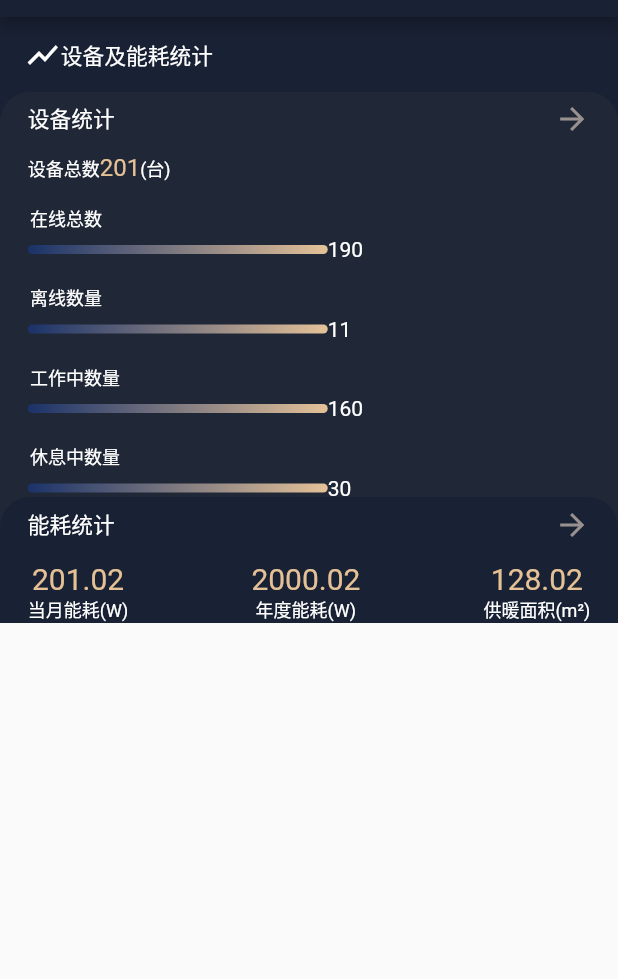
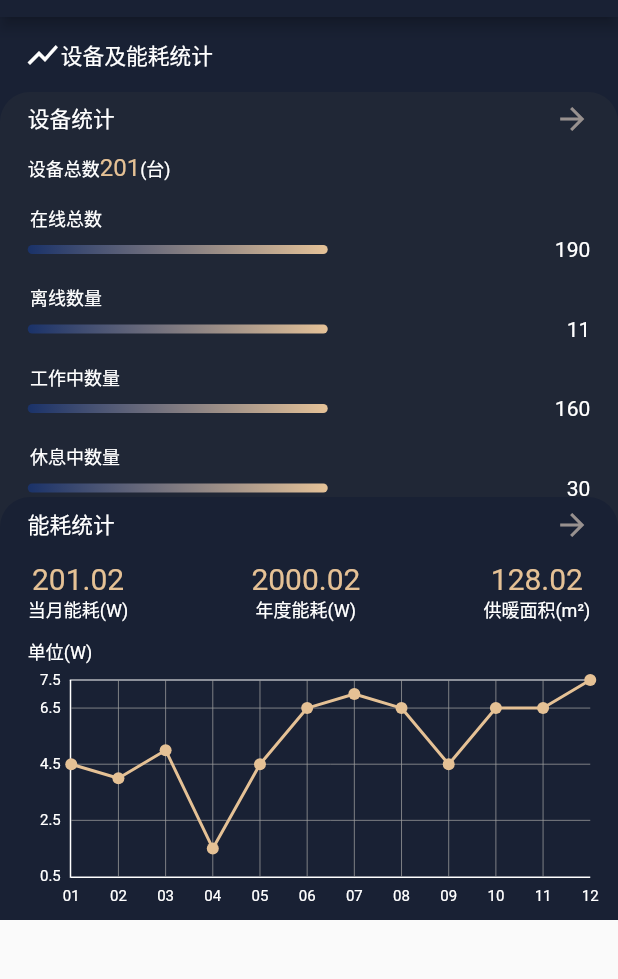
Before and after one commit to zhangyuhuihh/flutter-demo, a Flutter app: the screen it shows after launch, on a phone screen of 412 x 824 dp, the part 67-1046 px from its top. Run offline on Flutter 3.47's test engine with Material 2 defaults, Android fonts, the phone set to English and light mode, and no system bars; drawn by our look-alikes of fl_chart; generated files the repository leaves out were written again.

Commit message:
图表添加

```diff
--- a/lib/routes/homePage.dart
+++ b/lib/routes/homePage.dart
@@ -1,5 +1,6 @@
 import 'package:flutter/cupertino.dart';
 import 'package:flutter/material.dart';
+import 'package:fl_chart/fl_chart.dart';
 
 class HomePage extends StatefulWidget {
   @override
@@ -163,9 +164,9 @@ class _DeviceSitutation extends State<DeviceSitutation> {
                     ),
                   ),
                   Container(
-                    // width: MediaQuery.of(context)
-                    //     .size
-                    //     .width, // 神器的宽度问题，解决一系列内部宽度问题,抛开正统布局宽度继承因素，曲线救国
+                    width: MediaQuery.of(context)
+                        .size
+                        .width, // 神器的宽度问题，解决一系列内部宽度问题,抛开正统布局宽度继承因素，曲线救国
                     padding: EdgeInsets.only(left: 18.5, top: 4, right: 18.5),
                     child: Row(
                       mainAxisAlignment: MainAxisAlignment.spaceBetween,
@@ -314,10 +315,26 @@ class _EnergyManage extends State<EnergyManage> {
                 ],
               ),
             ),
-            // Container(
-            //   child: Text('图表'),
-            //   // height: 122,
-            // )
+            Container(
+              margin: EdgeInsets.only(top: 10, left: 18.5, right: 18.5),
+              child: Column(
+                children: <Widget>[
+                  Container(
+                    margin: EdgeInsets.only(bottom: 10),
+                    child: Row(
+                      children: <Widget>[
+                        Text(
+                          '单位(W)',
+                          style: TextStyle(fontSize: 12, color: Colors.white),
+                        )
+                      ],
+                    ),
+                  ),
+                  new LineChartSample4(),
+                ],
+              ),
+              // height: 122,
+            )
           ],
         ),
       ),
@@ -395,3 +412,124 @@ class MenuList extends StatelessWidget {
     );
   }
 }
+
+class LineChartSample4 extends StatelessWidget {
+  @override
+  Widget build(BuildContext context) {
+    // const cutOffYValue = 5.0;
+
+    return SizedBox(
+      width: MediaQuery.of(context).size.width - 37, // 总长度减去边距
+      height: 160,
+      child: LineChart(
+        LineChartData(
+          lineTouchData: const LineTouchData(enabled: false),
+          lineBarsData: [
+            LineChartBarData(
+              spots: const [
+                FlSpot(0, 4),
+                FlSpot(1, 3.5),
+                FlSpot(2, 4.5),
+                FlSpot(3, 1),
+                FlSpot(4, 4),
+                FlSpot(5, 6),
+                FlSpot(6, 6.5),
+                FlSpot(7, 6),
+                FlSpot(8, 4),
+                FlSpot(9, 6),
+                FlSpot(10, 6),
+                FlSpot(11, 7),
+              ],
+              isCurved: false,
+              barWidth: 2,
+              colors: [
+                const Color(0xFFE5C195),
+              ],
+              // belowBarData: BarAreaData(
+              //   show: true,
+              //   colors: [Colors.deepPurple.withOpacity(0.4)],
+              //   cutOffY: cutOffYValue,
+              //   applyCutOffY: true,
+              // ),
+              // aboveBarData: BarAreaData(
+              //   show: true,
+              //   colors: [Colors.orange.withOpacity(0.6)],
+              //   cutOffY: cutOffYValue,
+              //   applyCutOffY: true,
+              // ),
+              dotData: const FlDotData(
+                  show: true, dotColor: const Color(0xFFE5C195)),
+            ),
+          ],
+          minY: 0,
+          borderData: FlBorderData(
+            // border: Border.all(
+            //     color: Colors.white, width: 1.0, style: BorderStyle.solid),
+            border: Border(
+              top: BorderSide(width: 0.0, color: Colors.white),
+              left: BorderSide(width: 1.0, color: Colors.white),
+              right: BorderSide(width: 0.0, color: Colors.transparent),
+              bottom: BorderSide(width: 1.0, color: Colors.white),
+            ),
+          ),
+          titlesData: FlTitlesData(
+            bottomTitles: SideTitles(
+                showTitles: true,
+                textStyle: TextStyle(
+                  fontSize: 10,
+                  color: Colors.white,
+                  // fontWeight: FontWeight.bold,
+                ),
+                getTitles: (value) {
+                  switch (value.toInt()) {
+                    case 0:
+                      return '01';
+                    case 1:
+                      return '02';
+                    case 2:
+                      return '03';
+                    case 3:
+                      return '04';
+                    case 4:
+                      return '05';
+                    case 5:
+                      return '06';
+                    case 6:
+                      return '07';
+                    case 7:
+                      return '08';
+                    case 8:
+                      return '09';
+                    case 9:
+                      return '10';
+                    case 10:
+                      return '11';
+                    case 11:
+                      return '12';
+                    default:
+                      return '';
+                  }
+                }),
+            leftTitles: SideTitles(
+              showTitles: true,
+              textStyle: TextStyle(
+                fontSize: 10,
+                color: Colors.white,
+                // fontWeight: FontWeight.bold,
+              ),
+              getTitles: (value) {
+                return '${value + 0.5}';
+              },
+            ),
+          ),
+          gridData: FlGridData(
+            show: true,
+            // checkToShowHorizontalGrid: (double value) {
+            //   return value == 1 || value == 6 || value == 4 || value == 5;
+            // },
+          ),
+        ),
+      ),
+    );
+  }
+}
--- a/pubspec.yaml
+++ b/pubspec.yaml
@@ -20,6 +20,7 @@ dependencies:
   flutter:
     sdk: flutter
   json_annotation: ^2.0.0
+  fl_chart: ^0.4.1
 
   # The following adds the Cupertino Icons font to your application.
   # Use with the CupertinoIcons class for iOS style icons.
```
Also changed, not shown: pubspec.lock.
